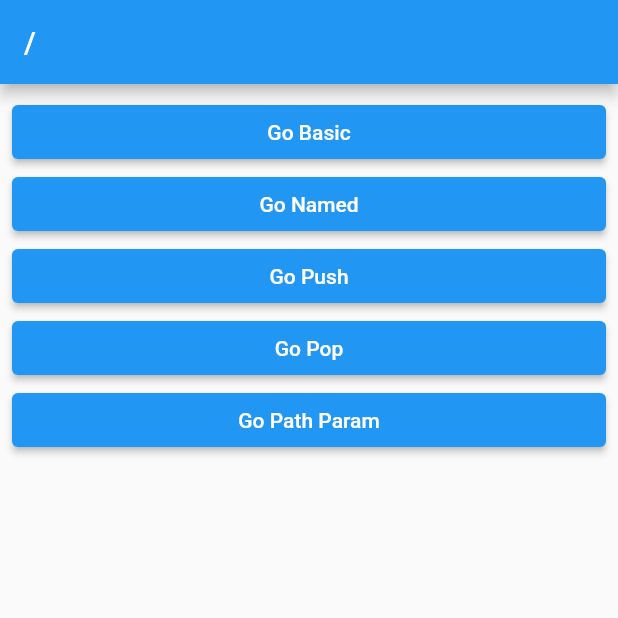
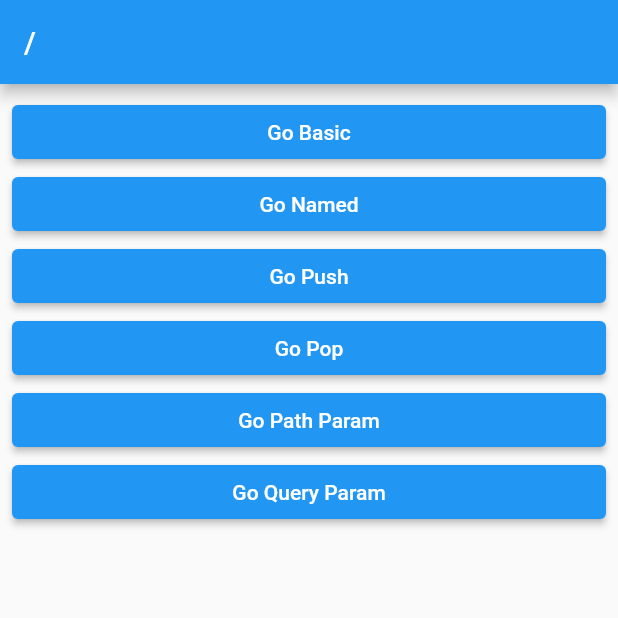
Before and after one commit to walkerJung/flutter_go_router, a Flutter app: the screen it shows after launch, on a phone screen of 412 x 824 dp, the top half of it. Run offline on Flutter 3.47's test engine with Material 2 defaults, Android fonts, the phone set to English and light mode, and no system bars; our stand-ins replace go_router.

Commit message:
feat: Query Parameters

```diff
--- a/lib/route/router.dart
+++ b/lib/route/router.dart
@@ -4,6 +4,7 @@
 import 'package:flutter_go_router/screens/4_pop_base_screen.dart';
 import 'package:flutter_go_router/screens/5_pop_return_screen.dart';
 import 'package:flutter_go_router/screens/6_path_param_screen.dart';
+import 'package:flutter_go_router/screens/7_query_parameter_screen.dart';
 import 'package:flutter_go_router/screens/root_screen.dart';
 import 'package:go_router/go_router.dart';
 
@@ -62,6 +63,12 @@
             ),
           ],
         ),
+        GoRoute(
+          path: 'query_param',
+          builder: (context, state) {
+            return const QueryParameterScreen();
+          },
+        )
       ],
     ),
   ],
--- a/lib/screens/root_screen.dart
+++ b/lib/screens/root_screen.dart
@@ -40,6 +40,12 @@
             },
             child: const Text('Go Path Param'),
           ),
+          ElevatedButton(
+            onPressed: () {
+              context.go('/query_param');
+            },
+            child: const Text('Go Query Param'),
+          ),
         ],
       ),
     );
```
Also changed, not shown: lib/screens/7_query_parameter_screen.dart (added, +33 -0 lines), 1 other file.
